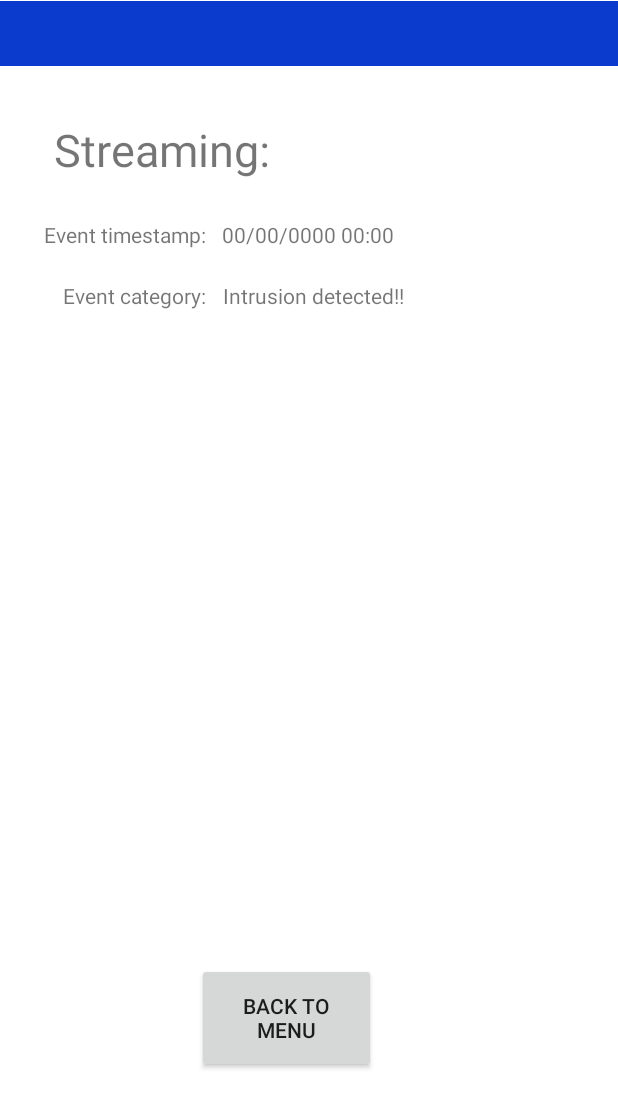
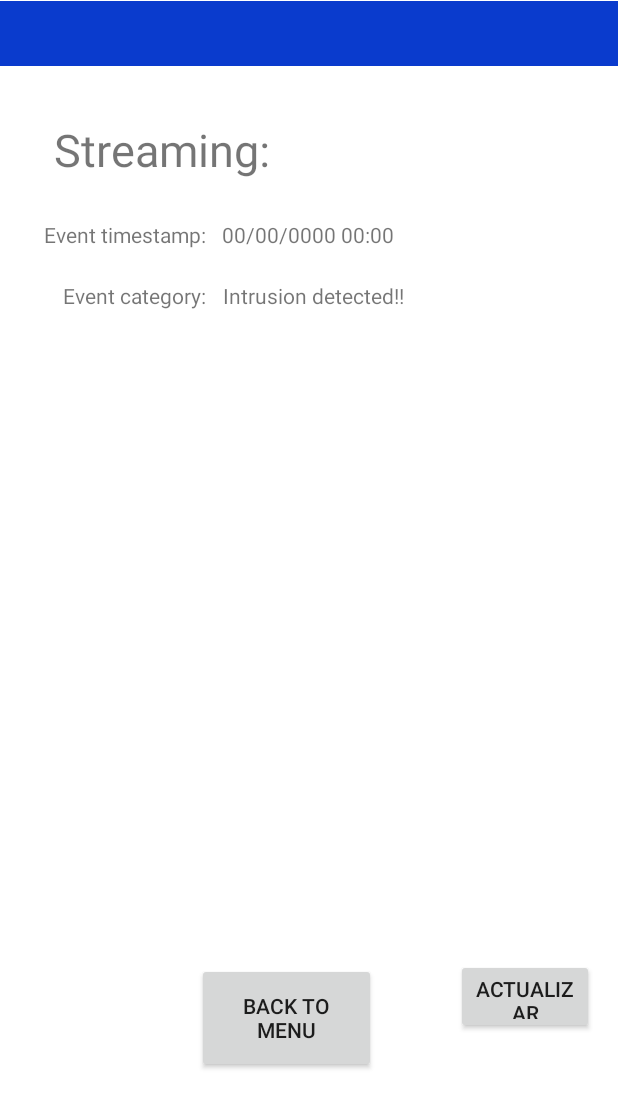
Before and after one commit to nicolaemolnar/SecurIA, an Android app: the StreamActivity screen opened directly, with no data from a screen before it, on a phone screen of 412 x 824 dp. Shown: the top 1108 px of the screen. Run offline under Robolectric (Android 15) with nearby library versions, the phone set to English and light mode, and no system bars; 5 statements that could not run were skipped.

Commit message:
boton actuaiza

```diff
--- a/SecurIA/app/src/main/java/com/privatecomms/securia/StreamActivity.java
+++ b/SecurIA/app/src/main/java/com/privatecomms/securia/StreamActivity.java
@@ -34,7 +34,7 @@ import java.util.concurrent.TimeoutException;
 
 public class StreamActivity extends Activity {
 
-    private Button btnBack;
+    private Button btnBack, btnActualiza;
     TextView fecha, evento;
     ImageView imageStream;
 
@@ -43,6 +43,7 @@ public class StreamActivity extends Activity {
         setContentView(R.layout.stream_activity);
 
         this.btnBack = this.findViewById(R.id.btnBack);
+        this.btnActualiza = this.findViewById(R.id.btnActualiza);
         this.fecha = this.findViewById(R.id.fecha);
         this.evento = this.findViewById(R.id.evento);
         this.imageStream = this.findViewById(R.id.imageStream);
@@ -62,6 +63,15 @@ public class StreamActivity extends Activity {
             e.printStackTrace();
         }
 **/
+
+        btnActualiza.setOnClickListener(new View.OnClickListener() {
+            @Override
+            public void onClick(View v) {
+                String urlLoginServlet = "http://25.62.36.206:8080/securia/streaming?email="+ email;
+                StreamActivity.GetXMLTask task2 = new StreamActivity.GetXMLTask();
+                task2.execute(new String[] { urlLoginServlet });
+            }
+        });
 
         btnBack.setOnClickListener(new View.OnClickListener() {
             @Override
--- a/SecurIA/app/src/main/res/layout/stream_activity.xml
+++ b/SecurIA/app/src/main/res/layout/stream_activity.xml
@@ -102,4 +102,16 @@
         app:layout_constraintTop_toTopOf="parent"
         app:layout_constraintVertical_bias="0.855" />
 
+    <Button
+        android:id="@+id/btnActualiza"
+        android:layout_width="92dp"
+        android:layout_height="50dp"
+        android:text="Actualizar imagen"
+        app:layout_constraintBottom_toBottomOf="parent"
+        app:layout_constraintEnd_toEndOf="parent"
+        app:layout_constraintHorizontal_bias="0.949"
+        app:layout_constraintStart_toStartOf="parent"
+        app:layout_constraintTop_toTopOf="parent"
+        app:layout_constraintVertical_bias="0.826" />
+
 </androidx.constraintlayout.widget.ConstraintLayout>
```
